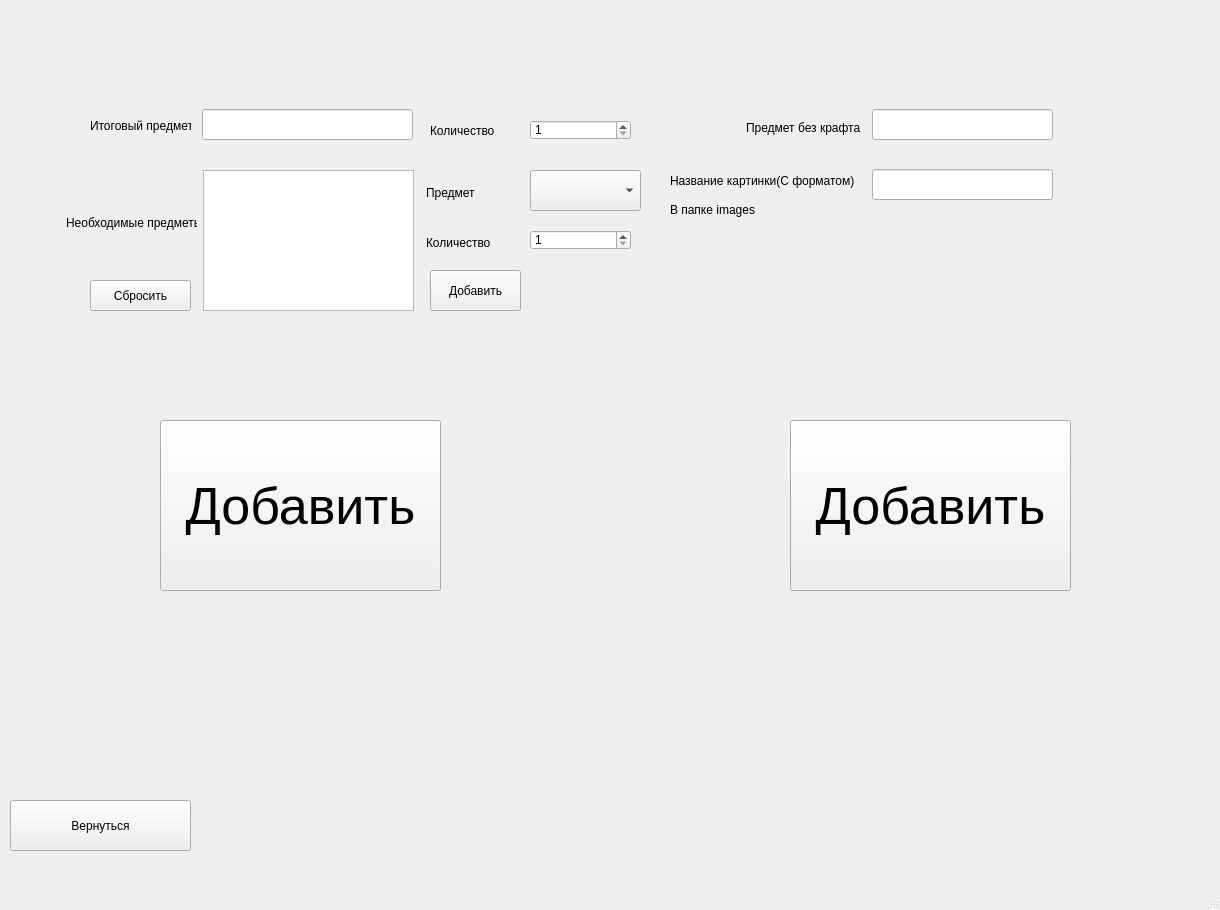
This is minecraft.ui in Cassiopeia-A/minecraft_calc as Qt 5 draws it before an edit. The edited form follows.
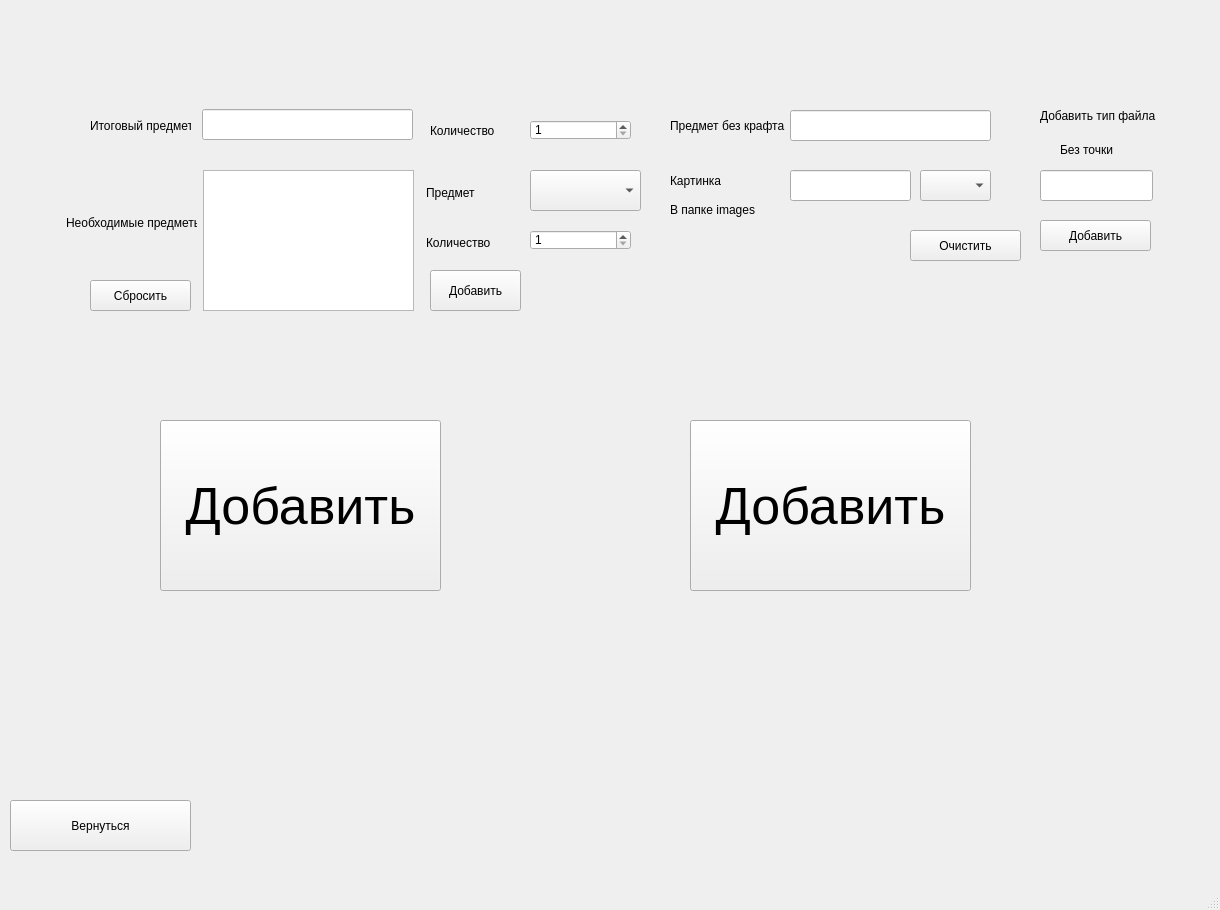
This is the edited form. The open tabs and pages were chosen to show the change.

What changed in the file:
```diff
--- a/minecraft.ui
+++ b/minecraft.ui
@@ -1740,8 +1740,8 @@
      <widget class="QLabel" name="label_6">
       <property name="geometry">
        <rect>
-        <x>746</x>
-        <y>112</y>
+        <x>670</x>
+        <y>110</y>
         <width>121</width>
         <height>31</height>
        </rect>
@@ -1753,9 +1753,9 @@
      <widget class="QLineEdit" name="item_wo_craft_name">
       <property name="geometry">
        <rect>
-        <x>872</x>
-        <y>109</y>
-        <width>181</width>
+        <x>790</x>
+        <y>110</y>
+        <width>201</width>
         <height>31</height>
        </rect>
       </property>
@@ -1766,9 +1766,9 @@
      <widget class="QLineEdit" name="image_name">
       <property name="geometry">
        <rect>
-        <x>872</x>
-        <y>169</y>
-        <width>181</width>
+        <x>790</x>
+        <y>170</y>
+        <width>121</width>
         <height>31</height>
        </rect>
       </property>
@@ -1778,18 +1778,18 @@
        <rect>
         <x>670</x>
         <y>170</y>
-        <width>191</width>
+        <width>101</width>
         <height>21</height>
        </rect>
       </property>
       <property name="text">
-       <string>Название картинки(С форматом)</string>
+       <string>Картинка</string>
       </property>
      </widget>
      <widget class="QPushButton" name="add_item_wo_craft">
       <property name="geometry">
        <rect>
-        <x>790</x>
+        <x>690</x>
         <y>420</y>
         <width>281</width>
         <height>171</height>
@@ -1817,6 +1817,78 @@
        <string>В папке images</string>
       </property>
      </widget>
+     <widget class="QComboBox" name="image_type">
+      <property name="geometry">
+       <rect>
+        <x>920</x>
+        <y>170</y>
+        <width>71</width>
+        <height>31</height>
+       </rect>
+      </property>
+     </widget>
+     <widget class="QLabel" name="label_9">
+      <property name="geometry">
+       <rect>
+        <x>1040</x>
+        <y>100</y>
+        <width>121</width>
+        <height>31</height>
+       </rect>
+      </property>
+      <property name="text">
+       <string>Добавить тип файла</string>
+      </property>
+     </widget>
+     <widget class="QLineEdit" name="type_file">
+      <property name="geometry">
+       <rect>
+        <x>1040</x>
+        <y>170</y>
+        <width>113</width>
+        <height>31</height>
+       </rect>
+      </property>
+     </widget>
+     <widget class="QPushButton" name="add_type">
+      <property name="geometry">
+       <rect>
+        <x>1040</x>
+        <y>220</y>
+        <width>111</width>
+        <height>31</height>
+       </rect>
+      </property>
+      <property name="text">
+       <string>Добавить</string>
+      </property>
+     </widget>
+     <widget class="QLabel" name="label_10">
+      <property name="geometry">
+       <rect>
+        <x>1060</x>
+        <y>140</y>
+        <width>61</width>
+        <height>20</height>
+       </rect>
+      </property>
+      <property name="text">
+       <string>Без точки</string>
+      </property>
+     </widget>
+     <widget class="QPushButton" name="clear_types">
+      <property name="geometry">
+       <rect>
+        <x>910</x>
+        <y>230</y>
+        <width>111</width>
+        <height>31</height>
+       </rect>
+      </property>
+      <property name="text">
+       <string>Очистить</string>
+      </property>
+     </widget>
     </widget>
    </widget>
   </widget>
```
Left out of the diff: 2 changed lines with no effect on the pictures.
